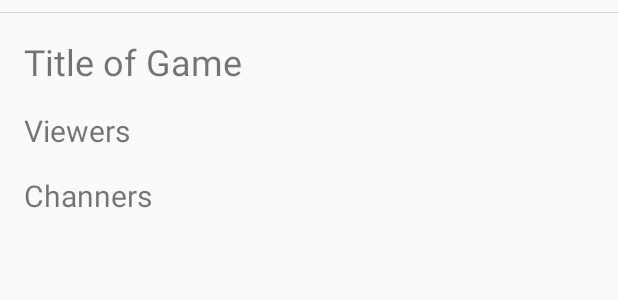
After one commit to fioalpha/TopGames, an Android app: the layout activity_detail_game_top.xml on its own in the app's theme, with its tools: preview values and no code run, on a phone screen of 412 x 824 dp. The commit adds this screen. Shown: the top 300 px of the screen. Run offline under Robolectric (Android 15) with nearby library versions, the phone set to English and light mode, and no system bars.

Commit message:
created details games

```diff
--- a/app/build.gradle
+++ b/app/build.gradle
@@ -64,6 +64,8 @@ dependencies {
     kapt "androidx.room:room-compiler:2.0.0"
     implementation "androidx.room:room-rxjava2:2.0.0"
 
+    kapt 'com.android.databinding:compiler:3.1.4'
+
     testImplementation "com.nhaarman.mockitokotlin2:mockito-kotlin:2.1.0"
     testImplementation 'junit:junit:4.12'
     androidTestImplementation 'androidx.test:runner:1.1.1'
--- a/app/src/main/AndroidManifest.xml
+++ b/app/src/main/AndroidManifest.xml
@@ -5,13 +5,15 @@
     <uses-permission android:name="android.permission.INTERNET"/>
 
     <application
+            android:name=".MainApplication"
             android:allowBackup="true"
             android:icon="@mipmap/ic_launcher"
             android:label="@string/app_name"
             android:roundIcon="@mipmap/ic_launcher_round"
             android:supportsRtl="true"
-            android:name=".MainApplication"
             android:theme="@style/AppTheme">
+        <activity android:name=".presentation.view.DetailGameTopActivity">
+        </activity>
         <activity android:name=".presentation.view.GameListActivity">
             <intent-filter>
                 <action android:name="android.intent.action.MAIN"/>
--- a/app/src/main/java/com/poc/fioalpha/a100topgames/presentation/model/GameViewModel.kt
+++ b/app/src/main/java/com/poc/fioalpha/a100topgames/presentation/model/GameViewModel.kt
@@ -1,13 +1,14 @@
 package com.poc.fioalpha.a100topgames.presentation.model
 
 import com.poc.fioalpha.a100topgames.domain.model.GamesDomain
+import java.io.Serializable
 
 
 data class GameViewModel (
     val name: String,
     val counterChannel: String,
     val counterViewer: String
-)
+): Serializable
 
 fun GamesDomain.transformToViewModel(): GameViewModel = GameViewModel(
     name = name,
--- a/app/src/main/java/com/poc/fioalpha/a100topgames/presentation/presenter/GamesTopPresenter.kt
+++ b/app/src/main/java/com/poc/fioalpha/a100topgames/presentation/presenter/GamesTopPresenter.kt
@@ -1,6 +1,7 @@
 package com.poc.fioalpha.a100topgames.presentation.presenter
 
 import com.poc.fioalpha.a100topgames.data.Repository
+import com.poc.fioalpha.a100topgames.presentation.model.GameViewModel
 import com.poc.fioalpha.a100topgames.presentation.model.transformToGamesDomainToViewModel
 import com.poc.fioalpha.a100topgames.presentation.view.GamesMainView
 import io.reactivex.android.schedulers.AndroidSchedulers
@@ -13,6 +14,7 @@ interface GamesTopPresenter {
 
     fun getGamesTops(page: Int)
 
+    fun selectedGame(view: GameViewModel)
 }
 
 class GamesTopPresenterImpl @Inject constructor(
@@ -40,6 +42,10 @@ class GamesTopPresenterImpl @Inject constructor(
                     }
                 )
         )
+    }
 
+    override fun selectedGame(view: GameViewModel) {
+       gamesMainView.goDetailGame(view)
     }
+
 }
--- a/app/src/main/java/com/poc/fioalpha/a100topgames/presentation/view/GamesMainView.kt
+++ b/app/src/main/java/com/poc/fioalpha/a100topgames/presentation/view/GamesMainView.kt
@@ -9,5 +9,6 @@ interface GamesMainView {
     fun hideLoading()
     fun setData(data: List<GameViewModel>)
     fun showError()
+    fun goDetailGame(view: GameViewModel)
 
 }
--- /dev/null
+++ b/app/src/main/res/layout/activity_detail_game_top.xml
@@ -0,0 +1,71 @@
+<?xml version="1.0" encoding="utf-8"?>
+<layout xmlns:android="http://schemas.android.com/apk/res/android"
+        xmlns:app="http://schemas.android.com/apk/res-auto"
+        xmlns:tools="http://schemas.android.com/tools">
+
+    <data>
+
+        <variable
+                name="gamesTop"
+                type="com.poc.fioalpha.a100topgames.presentation.model.GameViewModel"/>
+    </data>
+
+    <androidx.constraintlayout.widget.ConstraintLayout
+            android:layout_width="match_parent"
+            android:layout_height="match_parent"
+            tools:context=".presentation.view.DetailGameTopActivity">
+
+        <ImageView
+                android:layout_width="0dp"
+                android:layout_height="wrap_content"
+                tools:src="@tools:sample/avatars"
+                app:layout_constraintStart_toStartOf="parent"
+                app:layout_constraintEnd_toEndOf="parent"
+                android:id="@+id/imageView2"
+                android:layout_marginTop="8dp"
+                app:layout_constraintTop_toTopOf="parent"/>
+
+        <TextView
+                android:text="@{gamesTop.name}"
+                android:layout_width="0dp"
+                android:layout_height="wrap_content"
+                app:layout_constraintStart_toStartOf="parent"
+                android:layout_marginStart="16dp"
+                android:id="@+id/textView"
+                android:layout_marginTop="16dp"
+                app:layout_constraintTop_toBottomOf="@+id/imageView2"
+                app:layout_constraintEnd_toEndOf="parent"
+                tools:text="Title of Game"
+                android:layout_marginEnd="8dp"
+                android:textSize="24sp"/>
+
+        <TextView
+                android:text="@{String.format(@string/detail_viewer_label,gamesTop.counterViewer)}"
+                android:layout_width="0dp"
+                android:layout_height="wrap_content"
+                app:layout_constraintStart_toStartOf="parent"
+                android:layout_marginStart="16dp"
+                android:id="@+id/textView2"
+                android:layout_marginTop="16dp"
+                tools:text="Viewers"
+                android:textSize="20sp"
+                app:layout_constraintTop_toBottomOf="@+id/textView"
+                app:layout_constraintEnd_toEndOf="parent"
+                android:layout_marginEnd="8dp"/>
+
+        <TextView
+                android:text="@{String.format(@string/details_channel_label, gamesTop.counterChannel)}"
+                android:layout_width="0dp"
+                android:layout_height="wrap_content"
+                android:id="@+id/textView3"
+                android:layout_marginStart="16dp"
+                app:layout_constraintStart_toStartOf="parent"
+                app:layout_constraintEnd_toEndOf="parent"
+                android:layout_marginEnd="8dp"
+                android:layout_marginTop="16dp"
+                tools:text="Channers"
+                android:textSize="20sp"
+                app:layout_constraintTop_toBottomOf="@+id/textView2"/>
+    </androidx.constraintlayout.widget.ConstraintLayout>
+
+</layout>
--- a/app/src/main/res/values/strings.xml
+++ b/app/src/main/res/values/strings.xml
@@ -1,3 +1,5 @@
 <resources>
     <string name="app_name">100TopGames</string>
+    <string name="detail_viewer_label">Views:%1$s</string>
+    <string name="details_channel_label">Canal:%1$s</string>
 </resources>
--- a/gradle.properties
+++ b/gradle.properties
@@ -19,3 +19,4 @@ android.useAndroidX=true
 android.enableJetifier=true
 # Kotlin code style for this project: "official" or "obsolete":
 kotlin.code.style=official
+android.databinding.enableV2=true
```
Also changed, not shown: app/src/main/java/com/poc/fioalpha/a100topgames/presentation/view/DetailGameTopActivity.kt (added, +28 -0 lines), app/src/main/java/com/poc/fioalpha/a100topgames/presentation/view/GameListActivity.kt (+23 -10 lines).
